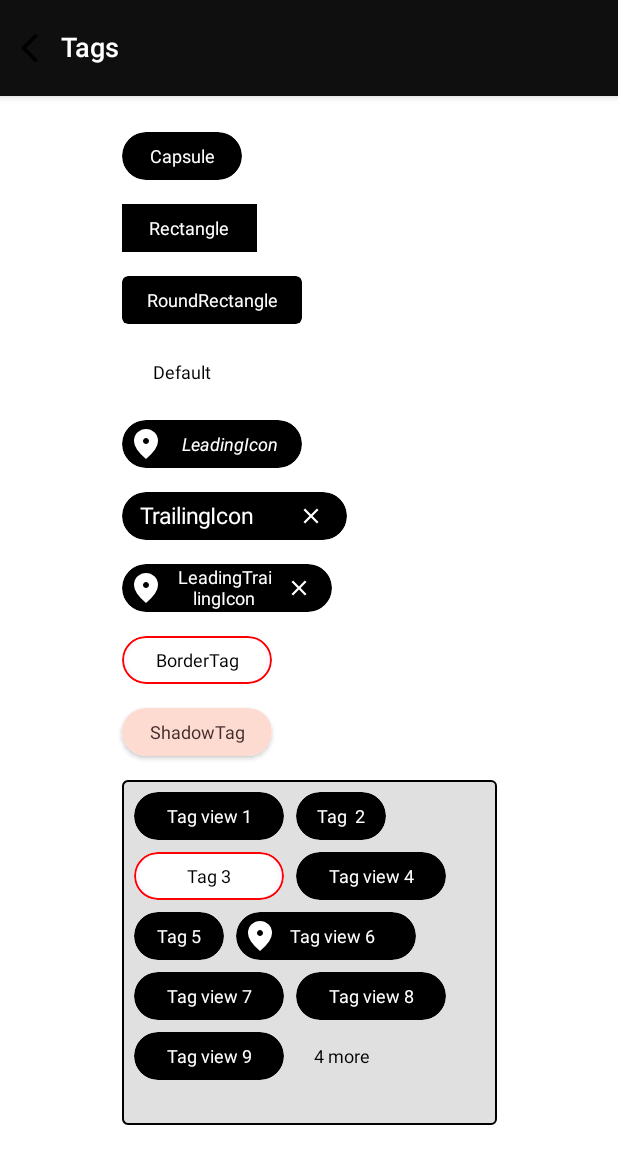
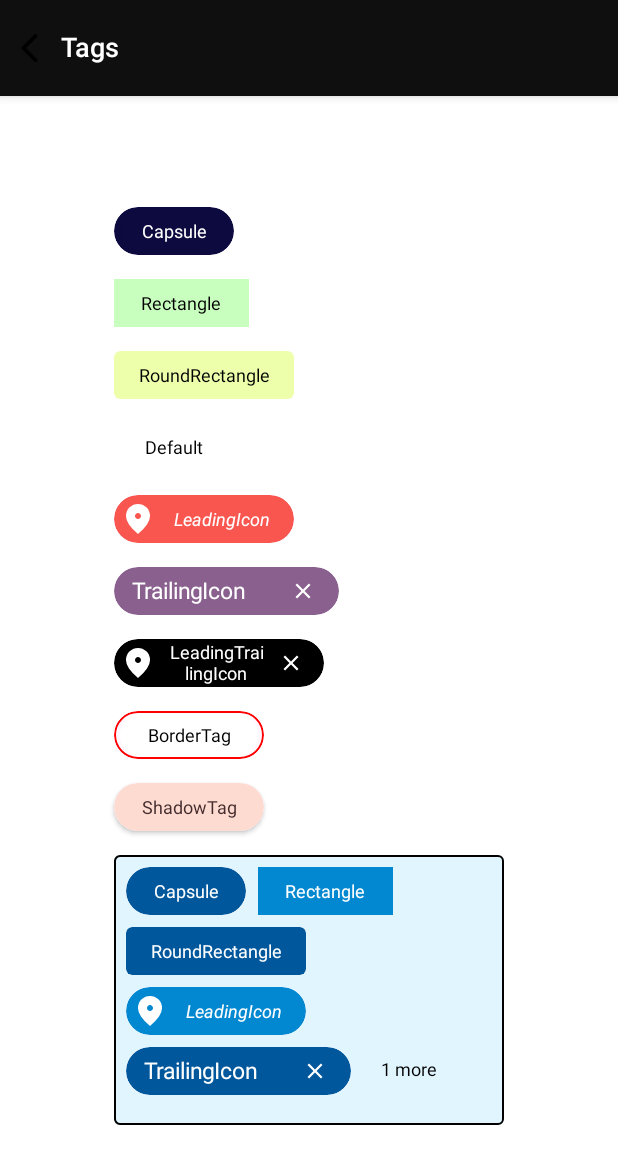
Before and after one commit to codeandtheory/YTag-android, an Android app built with Jetpack Compose: the YTagActivity screen opened directly, with no data from a screen before it, on a phone screen of 412 x 824 dp. Shown: the top 1164 px of the screen. Run offline under Robolectric (Android 15) with nearby library versions, the phone set to English and light mode, and no system bars; our stand-ins replace Dagger/Hilt's generated code, constraintlayout-compose.

Commit message:
1. Fixed more tag bugs 2. Code refactoring

```diff
--- a/core/ui/src/main/java/co/yml/coreui/core/ui/ytag/TagViewContainer.kt
+++ b/core/ui/src/main/java/co/yml/coreui/core/ui/ytag/TagViewContainer.kt
@@ -179,6 +179,7 @@ fun TagViewContainerLayout(
             height = constraints.maxHeight
         ) {
             placeAbles.forEachIndexed { index, tagPlaceable ->
+                if (index != placeAbles.lastIndex) {
                     val (placeable, offset) = tagPlaceable
                     //check whether container  has enough space to place the current tag
                     if (offset.x + placeable.width < constraints.maxWidth && offset.y + placeable.height < constraints.maxHeight) {
@@ -193,6 +194,23 @@ fun TagViewContainerLayout(
                             } else {
                                 //space not available for next tag
                                 //place the over flow tag
+                                //check whether to accommodate current tag and more
+                                val moreTagPlaceAble = placeAbles.last()
+                                val moreXOffset =
+                                    offset.x + placeable.width + tagViewContainerModifiers.tagSpacingHorizontal.toPx()
+                                        .toInt()
+                                val moreYOffset = offset.y
+                                if (moreXOffset + moreTagPlaceAble.first.width < constraints.maxWidth &&
+                                    moreYOffset + moreTagPlaceAble.first.height < constraints.maxHeight
+                                ) {
+                                    //place current tag
+                                    placeable.place(offset.x, offset.y)
+                                    //place more tag
+                                    val remainingItems = placeAbles.lastIndex - 1 - index
+                                    remainingTags.invoke(remainingItems)
+                                    moreTagPlaceAble.first.place(moreXOffset, moreYOffset)
+                                    return@layout
+                                } else {
                                     val overflow = showOverFlow(
                                         index,
                                         placeAbles,
@@ -207,8 +225,9 @@ fun TagViewContainerLayout(
                                     return@layout
                                 }
                             }
+                        }
                     } else {
-                    //space available for current tag
+                        //space not available for current tag
                         //place the over flow tag
                         val overflow = showOverFlow(
                             index,
@@ -222,6 +241,7 @@ fun TagViewContainerLayout(
                             it.first.place(it.second)
                         }
                         return@layout
+                    }
                 }
             }
         }
@@ -247,10 +267,8 @@ fun showOverFlow(
 ): Pair<Placeable, IntOffset>? {
     val offset = placeAbles[index].second
     val placeable = placeAbles[index]
-
     if (tagViewContainerModifiers.moreTagConfiguration.showOverFlow) {
         val moreTagPlaceAble = placeAbles.last()
-
         if (offset.x + moreTagPlaceAble.first.width < constraints.maxWidth && offset.y + moreTagPlaceAble.first.height < constraints.maxHeight) {
             //place more tag
             //check whether space available for over flow tag to place in between current [which replace over flow tag] and previous tags
@@ -272,7 +290,7 @@ fun showOverFlow(
             }
             val remainingTags = placeAbles.lastIndex - index
             remainingItems.invoke(remainingTags)
-            return moreTagPlaceAble
+            return Pair(moreTagPlaceAble.first, IntOffset(offset.x, offset.y))
         }
     } else {
         return placeable
--- a/core/ui/src/main/res/values/colors.xml
+++ b/core/ui/src/main/res/values/colors.xml
@@ -1,4 +1,13 @@
 <?xml version="1.0" encoding="utf-8"?>
 <resources>
     <color name="light_gray">#E0E0E0</color>
+    <color name="russian_violet">#0C0A3E</color>
+    <color name="light_green">#C8FFBE</color>
+    <color name="light_yellow">#EDFFAB</color>
+    <color name="bitter_sweet">#F9564F</color>
+    <color name="power">#89608E</color>
+    <color name="cyan_50">#E1F5FE</color>
+    <color name="cyan_900">#01579B</color>
+    <color name="cyan_700">#0288D1</color>
+
 </resources>
--- a/feature/ytag/src/main/java/co/yml/coreui/feature/ytag/ui/YTagActivity.kt
+++ b/feature/ytag/src/main/java/co/yml/coreui/feature/ytag/ui/YTagActivity.kt
@@ -1,7 +1,7 @@
 package co.yml.coreui.feature.ytag.ui
 
+import android.content.Context
 import android.os.Bundle
-import android.util.Log
 import android.widget.Toast
 import androidx.activity.ComponentActivity
 import androidx.activity.compose.setContent
@@ -60,10 +60,9 @@ class YTagActivity : ComponentActivity() {
                 {
                     Box(
                         modifier = Modifier
-                            .fillMaxWidth()
+                            .fillMaxSize()
                             .background(Color.White)
-                            .padding(it),
-                        contentAlignment = Alignment.TopCenter
+                            .padding(it)
                     ) {
                         LazyColumn(
                             content = {
@@ -83,7 +82,9 @@ class YTagActivity : ComponentActivity() {
                                 }
                             },
                             verticalArrangement = Arrangement.spacedBy(dimensionResource(id = R.dimen.padding_normal)),
-                            modifier = Modifier.padding(dimensionResource(id = R.dimen.padding_normal_medium))
+                            modifier = Modifier
+                                .padding(dimensionResource(id = R.dimen.padding_normal_medium))
+                                .align(Alignment.Center)
                         )
                     }
                 }
@@ -104,166 +105,93 @@ fun DefaultTag() {
 
 @Composable
 fun CapsuleTag() {
-    val tagViewModifiers = TagViewModifiers.Builder()
-        .shape(CircleShape)
-        .backgroundColor(Color.Black)
-        .textColor(Color.White)
-        .style(textStyle)
-        .build()
+    val context = LocalContext.current
+    val data = capsuleTagData(
+        context = context,
+        backgroundColor = colorResource(id = R.color.russian_violet)
+    )
 
     TagView(
-        text = stringResource(id = co.yml.coreui.feature.ytag.R.string.tag_capsule),
-        tagViewModifiers = tagViewModifiers
+        text = data.text,
+        tagViewModifiers = data.tagViewModifiers
     )
 }
 
 @Composable
 fun RectangleTag() {
-    val tagViewModifiers = TagViewModifiers.Builder()
-        .width(90.dp)
-        .shape(RectangleShape)
-        .backgroundColor(Color.Black)
-        .textColor(Color.White)
-        .style(textStyle)
-        .build()
+    val context = LocalContext.current
+    val data =
+        rectangleTagData(
+            context = context,
+            backgroundColor = colorResource(id = R.color.light_green),
+            textColor = Color.Black
+        )
 
     TagView(
-        text = stringResource(id = co.yml.coreui.feature.ytag.R.string.tag_rectangle),
-        tagViewModifiers = tagViewModifiers
+        text = data.text,
+        tagViewModifiers = data.tagViewModifiers
     )
 }
 
 @Composable
 fun RoundRectangleTag() {
-    val tagViewModifiers = TagViewModifiers.Builder()
-        .shape(RoundedCornerShape(dimensionResource(id = R.dimen.padding_small)))
-        .width(120.dp)
-        .backgroundColor(Color.Black)
-        .textColor(Color.White)
-        .style(textStyle)
-        .build()
-
+    val context = LocalContext.current
+    val data = roundRectTagData(
+        context = context,
+        backgroundColor = colorResource(id = R.color.light_yellow),
+        textColor = Color.Black
+    )
     TagView(
-        text = stringResource(id = co.yml.coreui.feature.ytag.R.string.tag_round_rectangle),
-        tagViewModifiers = tagViewModifiers
+        text = data.text,
+        tagViewModifiers = data.tagViewModifiers
     )
 }
 
 @Composable
 fun TagWithLeadingIcon() {
     val context = LocalContext.current
-    val tagViewModifiers = TagViewModifiers.Builder()
-        .width(120.dp)
-        .maxLines(1)
-        .overFlow(TextOverflow.Ellipsis)
-        .shape(CircleShape)
-        .backgroundColor(Color.Black)
-        .textColor(Color.White)
-        .fontStyle(FontStyle.Italic)
-        .build()
-    val text = stringResource(id = co.yml.coreui.feature.ytag.R.string.tag_leading_icon)
-    TagView(text = text, leadingIcon = { enabled ->
-        IconButton(
-            modifier = Modifier.size(dimensionResource(id = R.dimen.padding_normal_medium)),
-            onClick = {
-                if (enabled) {
-                    Toast.makeText(context, text, Toast.LENGTH_SHORT).show()
-                }
-            }) {
-            Icon(
-                painter = painterResource(id = co.yml.coreui.feature.ytag.R.drawable.ic_location_24px),
-                contentDescription = null,
-                tint = Color.White
-            )
-        }
-    }, tagViewModifiers = tagViewModifiers)
+    val data = leadingIconTagData(
+        context = context,
+        backgroundColor = colorResource(id = R.color.bitter_sweet),
+        textColor = Color.White
+    )
+    TagView(
+        text = data.text,
+        leadingIcon = data.leadingIcon,
+        tagViewModifiers = data.tagViewModifiers
+    )
 }
 
 
 @Composable
 fun TagWithTrailingIcon() {
     val context = LocalContext.current
-    val tagViewModifiers = TagViewModifiers.Builder()
-        .width(150.dp)
-        .maxLines(1)
-        .textAlign(TextAlign.Start)
-        .overFlow(TextOverflow.Ellipsis)
-        .shape(CircleShape)
-        .backgroundColor(Color.Black)
-        .textColor(Color.White)
-        .fontSize(15.sp)
-        .build()
-
-    val text = stringResource(id = co.yml.coreui.feature.ytag.R.string.tag_trailing_icon)
-    TagView(text = text, trailingIcon = { enabled ->
-        IconButton(modifier = Modifier
-            .padding(end = dimensionResource(id = R.dimen.padding_medium))
-            .size(dimensionResource(id = R.dimen.padding_normal_medium)), onClick = {
-            if (enabled) {
-                Toast.makeText(context, text, Toast.LENGTH_SHORT).show()
-            }
-        }) {
-            Icon(
-                painter = painterResource(id = co.yml.coreui.feature.ytag.R.drawable.ic_close_20px),
-                contentDescription = null,
-                tint = Color.White
-            )
-        }
-    }, tagViewModifiers = tagViewModifiers)
+    val data = trailingIconData(
+        context = context,
+        backgroundColor = colorResource(id = R.color.power),
+        textColor = Color.White
+    )
+    TagView(
+        text = data.text,
+        trailingIcon = data.trailingIcon,
+        tagViewModifiers = data.tagViewModifiers
+    )
 }
 
 @Composable
 fun TagWithLeadingTrailingIcon() {
     val context = LocalContext.current
-    val tagViewModifiers = TagViewModifiers.Builder()
-        .width(140.dp)
-        .maxLines(1)
-        .overFlow(TextOverflow.Ellipsis)
-        .shape(CircleShape)
-        .backgroundColor(Color.Black)
-        .maxLines(1)
-        .overFlow(TextOverflow.Ellipsis)
-        .textColor(Color.White)
-        .onCLick {
-
-        }
-        .build()
+    val data = leadingIconTrailingIconData(
+        context = context,
+        backgroundColor = Color.Black,
+        textColor = Color.White
+    )
 
     TagView(
-        text = stringResource(id = co.yml.coreui.feature.ytag.R.string.tag_leading_trailing_icon),
-        leadingIcon = { enabled ->
-            val text = stringResource(id = co.yml.coreui.feature.ytag.R.string.tag_leading_icon)
-            IconButton(
-                modifier = Modifier.size(dimensionResource(id = R.dimen.padding_normal_medium)),
-                onClick = {
-                    if (enabled) {
-                        Toast.makeText(context, text, Toast.LENGTH_SHORT).show()
-                    }
-                }) {
-                Icon(
-                    painter = painterResource(id = co.yml.coreui.feature.ytag.R.drawable.ic_location_24px),
-                    contentDescription = null,
-                    tint = Color.White
-                )
-            }
-        },
-        trailingIcon = { enabled ->
-            val text = stringResource(id = co.yml.coreui.feature.ytag.R.string.tag_trailing_icon)
-            IconButton(modifier = Modifier
-                .padding(end = dimensionResource(id = R.dimen.padding_medium))
-                .size(dimensionResource(id = R.dimen.padding_normal_small)), onClick = {
-                if (enabled) {
-                    Toast.makeText(context, text, Toast.LENGTH_SHORT).show()
-                }
-            }) {
-                Icon(
-                    painter = painterResource(id = co.yml.coreui.feature.ytag.R.drawable.ic_close_20px),
-                    contentDescription = null,
-                    tint = Color.White
-                )
-            }
-        },
-        tagViewModifiers = tagViewModifiers,
+        text = data.text,
+        leadingIcon = data.leadingIcon,
+        trailingIcon = data.trailingIcon,
+        tagViewModifiers = data.tagViewModifiers,
         enabled = false
     )
 }
@@ -309,78 +237,40 @@ fun ShadowTag() {
 @Composable
 fun DefaultTagViewContainer() {
     val context = LocalContext.current
-    val text = stringResource(id = co.yml.coreui.feature.ytag.R.string.tag_leading_icon)
-
-    val tagViewModifiers = TagViewModifiers.Builder()
-        .shape(CircleShape)
-        .width(100.dp)
-        .backgroundColor(Color.Black)
-        .textColor(Color.White)
-        .style(textStyle)
-        .maxLines(1)
-        .overFlow(TextOverflow.Ellipsis)
-        .onCLick {
-            Log.i("check_click", "tag view clicked")
-            //remove the current tag view from the list
-        }
-        .build()
 
     val tagViewData = listOf(
-        TagViewData("Tag view 1", tagViewModifiers),
-        TagViewData("Tag  2", TagViewModifiers.Builder()
-            .width(60.dp)
-            .shape(CircleShape)
-            .backgroundColor(Color.Black)
-            .textColor(Color.White)
-            .style(textStyle)
-            .semantics("second tag")
-            .onCLick {
-                Log.i("check_click", "tag view clicked")
-            }
-            .build()),
-        TagViewData("Tag 3", TagViewModifiers.Builder()
-            .width(100.dp)
-            .textColor(Color.Black)
-            .enableBorder(true)
-            .borderColor(Color.Red)
-            .borderWidth(dimensionResource(id = R.dimen.padding_very_tiny))
-            .backgroundColor(Color.White)
-            .shape(CircleShape)
-            .style(textStyle)
-            .build()),
-        TagViewData("Tag view 4", tagViewModifiers),
-        TagViewData("Tag 5", tagViewModifiers.copy(width = 60.dp)),
-        TagViewData(text = "Tag view 6", tagViewModifiers = TagViewModifiers.Builder()
-            .width(120.dp)
-            .maxLines(1)
-            .textAlign(TextAlign.Start)
-            .overFlow(TextOverflow.Ellipsis)
-            .shape(CircleShape)
-            .backgroundColor(Color.Black)
-            .textColor(Color.White)
-            .build()
-        ,leadingIcon = { enabled ->
-                IconButton(
-                    modifier = Modifier.size(dimensionResource(id = R.dimen.padding_normal_medium)),
-                    onClick = {
-                        if (enabled) {
-                            Toast.makeText(context, text, Toast.LENGTH_SHORT).show()
-                        }
-                    }) {
-                    Icon(
-                        painter = painterResource(id = co.yml.coreui.feature.ytag.R.drawable.ic_location_24px),
-                        contentDescription = null,
-                        tint = Color.White
-                    )
-                }
-            }),
-        TagViewData("Tag view 7", tagViewModifiers),
-        TagViewData("Tag view 8", tagViewModifiers),
-        TagViewData("Tag view 9", tagViewModifiers),
-        TagViewData("Tag view 10", tagViewModifiers),
-        TagViewData("Tag view 11", tagViewModifiers),
-        TagViewData("Tag view 12", tagViewModifiers),
-        TagViewData("Tag view 13", tagViewModifiers)
+
+        capsuleTagData(context = context, backgroundColor = colorResource(id = R.color.cyan_900)),
+
+        rectangleTagData(
+            context = context,
+            backgroundColor = colorResource(id = R.color.cyan_700),
+            textColor = Color.White
+        ),
+
+        roundRectTagData(
+            context = context,
+            backgroundColor = colorResource(id = R.color.cyan_900),
+            textColor = Color.White
+        ),
+
+        leadingIconTagData(
+            context = context,
+            backgroundColor = colorResource(id = R.color.cyan_700),
+            textColor = Color.White
+        ),
+
+        trailingIconData(
+            context = context,
+            backgroundColor = colorResource(id = R.color.cyan_900),
+            textColor = Color.White
+        ),
+
+        leadingIconTrailingIconData(
+            context = context,
+            backgroundColor = colorResource(id = R.color.cyan_700),
+            textColor = Color.White
+        )
     )
 
     val tagViewContainerModifiers = TagViewContainerModifiers.Builder()
@@ -389,19 +279,21 @@ fun DefaultTagViewContainer() {
         .shape(RoundedCornerShape(4.dp))
         .tagSpacingVertical(8.dp)
         .tagSpacingHorizontal(8.dp)
-        .backgroundColor(colorResource(id = R.color.light_gray))
-        .width(250.dp)
-        .height(230.dp)
+        .backgroundColor(colorResource(id = R.color.cyan_50))
+        .width(260.dp)
+        .height(180.dp)
         .moreTagConfiguration(
             TagViewData(
-                overFlowText = {count ->
-                       "$count more"
+                overFlowText = { count ->
+                    "$count more"
                 },
-                tagViewModifiers = TagViewModifiers.Builder().backgroundColor(colorResource(id = R.color.light_gray))
-                    .width(100.dp)
+                tagViewModifiers = TagViewModifiers.Builder()
+                    .backgroundColor(colorResource(id = R.color.cyan_50))
+                    .width(80.dp)
+                    .textAlign(TextAlign.Start)
+                    .height(30.dp)
                     .textColor(Color.Black)
-                    .textAlign(TextAlign.Start)
-                    .onCLick { Log.i("check_click", "more tag clicked") }.build()
+                    .onCLick { }.build()
             )
         )
         .onCLick { item ->
@@ -411,11 +303,6 @@ fun DefaultTagViewContainer() {
             if (itemIndex != -1) {
                 updatedList.removeAt(itemIndex)
             }
-
-            Log.i(
-                "check_click",
-                "tag view container item $itemIndex  name: ${item.text} clicked currentList size: ${tagViewData.size} updatedList size: ${updatedList.size}"
-            )
         }
         .build()
 
@@ -424,3 +311,188 @@ fun DefaultTagViewContainer() {
         tagViewContainerModifiers = tagViewContainerModifiers
     )
 }
+
+/**
+ * @param context current context
+ * @param backgroundColor tag view background color
+ */
+fun capsuleTagData(context: Context, backgroundColor: Color): TagViewData {
+    return TagViewData(
+        text = context.getString(co.yml.coreui.feature.ytag.R.string.tag_capsule),
+        tagViewModifiers = TagViewModifiers.Builder()
+            .shape(CircleShape)
+            .backgroundColor(backgroundColor)
+            .textColor(Color.White)
+            .style(textStyle)
+            .build()
+    )
+}
+
+/**
+ * @param context current context
+ * @param backgroundColor tag view background color
+ * @param textColor tag view text color
+ */
+fun rectangleTagData(context: Context, backgroundColor: Color, textColor: Color): TagViewData {
+    return TagViewData(
+        text = context.getString(co.yml.coreui.feature.ytag.R.string.tag_rectangle),
+        tagViewModifiers = TagViewModifiers.Builder()
+            .width(90.dp)
+            .shape(RectangleShape)
+            .backgroundColor(backgroundColor)
+            .textColor(textColor)
+            .style(textStyle)
+            .build()
+    )
+}
+
+/**
+ * @param context current context
+ * @param backgroundColor tag view background color
+ * @param textColor tag view text color
+ */
+fun roundRectTagData(context: Context, backgroundColor: Color, textColor: Color): TagViewData {
+    return TagViewData(
+        text = context.getString(co.yml.coreui.feature.ytag.R.string.tag_round_rectangle),
+        tagViewModifiers = TagViewModifiers.Builder()
+            .shape(RoundedCornerShape(context.resources.getDimension(R.dimen.padding_small)))
+            .width(120.dp)
+            .backgroundColor(backgroundColor)
+            .textColor(textColor)
+            .style(textStyle)
+            .build()
+    )
+}
+
+/**
+ * @param context current context
+ * @param backgroundColor tag view background color
+ * @param textColor tag view text color
+ */
+fun leadingIconTagData(context: Context, backgroundColor: Color, textColor: Color): TagViewData {
+    return TagViewData(text = context.getString(co.yml.coreui.feature.ytag.R.string.tag_leading_icon),
+        tagViewModifiers = TagViewModifiers.Builder()
+            .width(120.dp)
+            .maxLines(1)
+            .overFlow(TextOverflow.Ellipsis)
+            .shape(CircleShape)
+            .backgroundColor(backgroundColor)
+            .textColor(textColor)
+            .fontStyle(FontStyle.Italic)
+            .build(),
+        leadingIcon = { enabled ->
+            IconButton(
+                modifier = Modifier.size(dimensionResource(id = R.dimen.padding_normal_medium)),
+                onClick = {
+                    if (enabled) {
+                        Toast.makeText(
+                            context,
+                            context.getString(co.yml.coreui.feature.ytag.R.string.tag_leading_icon),
+                            Toast.LENGTH_SHORT
+                        ).show()
+                    }
+                }) {
+                Icon(
+                    painter = painterResource(id = co.yml.coreui.feature.ytag.R.drawable.ic_location_24px),
+                    contentDescription = null,
+                    tint = Color.White
+                )
+            }
+        })
+}
+
+/**
+ * @param context current context
+ * @param backgroundColor tag view background color
+ * @param textColor tag view text color
+ */
+fun trailingIconData(context: Context, backgroundColor: Color, textColor: Color): TagViewData {
+    return TagViewData(text = context.getString(co.yml.coreui.feature.ytag.R.string.tag_trailing_icon),
+        tagViewModifiers = TagViewModifiers.Builder()
+            .width(150.dp)
+            .maxLines(1)
+            .textAlign(TextAlign.Start)
+            .overFlow(TextOverflow.Ellipsis)
+            .shape(CircleShape)
+            .backgroundColor(backgroundColor)
+            .textColor(textColor)
+            .fontSize(15.sp)
+            .build(),
+        trailingIcon = { enabled ->
+            IconButton(modifier = Modifier
+                .padding(end = dimensionResource(id = R.dimen.padding_medium))
+                .size(dimensionResource(id = R.dimen.padding_normal_medium)), onClick = {
+                if (enabled) {
+                    Toast.makeText(
+                        context,
+                        context.getString(co.yml.coreui.feature.ytag.R.string.tag_trailing_icon),
+                        Toast.LENGTH_SHORT
+                    ).show()
+                }
+            }) {
+                Icon(
+                    painter = painterResource(id = co.yml.coreui.feature.ytag.R.drawable.ic_close_20px),
+                    contentDescription = null,
+                    tint = Color.White
+                )
+            }
+        })
+}
+
+/**
+ * @param context current context
+ * @param backgroundColor tag view background color
+ * @param textColor tag view text color
+ */
+fun leadingIconTrailingIconData(
+    context: Context,
+    backgroundColor: Color,
+    textColor: Color
+): TagViewData {
+    return TagViewData(text = context.getString(co.yml.coreui.feature.ytag.R.string.tag_leading_trailing_icon),
+        tagViewModifiers = TagViewModifiers.Builder()
+            .width(140.dp)
+            .maxLines(1)
+            .overFlow(TextOverflow.Ellipsis)
+            .shape(CircleShape)
+            .backgroundColor(backgroundColor)
+            .maxLines(1)
+            .overFlow(TextOverflow.Ellipsis)
+            .textColor(textColor)
+            .onCLick {
+            }
+            .build(),
+        leadingIcon = { enabled ->
+            val text = stringResource(id = co.yml.coreui.feature.ytag.R.string.tag_leading_icon)
+            IconButton(
+                modifier = Modifier.size(dimensionResource(id = R.dimen.padding_normal_medium)),
+                onClick = {
+                    if (enabled) {
+                        Toast.makeText(context, text, Toast.LENGTH_SHORT).show()
+                    }
+                }) {
+                Icon(
+                    painter = painterResource(id = co.yml.coreui.feature.ytag.R.drawable.ic_location_24px),
+                    contentDescription = null,
+                    tint = Color.White
+                )
+            }
+        },
+        trailingIcon = { enabled ->
+            val text =
+                stringResource(id = co.yml.coreui.feature.ytag.R.string.tag_trailing_icon)
+            IconButton(modifier = Modifier
+                .padding(end = dimensionResource(id = R.dimen.padding_medium))
+                .size(dimensionResource(id = R.dimen.padding_normal_small)), onClick = {
+                if (enabled) {
+                    Toast.makeText(context, text, Toast.LENGTH_SHORT).show()
+                }
+            }) {
+                Icon(
+                    painter = painterResource(id = co.yml.coreui.feature.ytag.R.drawable.ic_close_20px),
+                    contentDescription = null,
+                    tint = Color.White
+                )
+            }
+        })
+}
```
Lines whose indentation alone changed are shown as unchanged.
